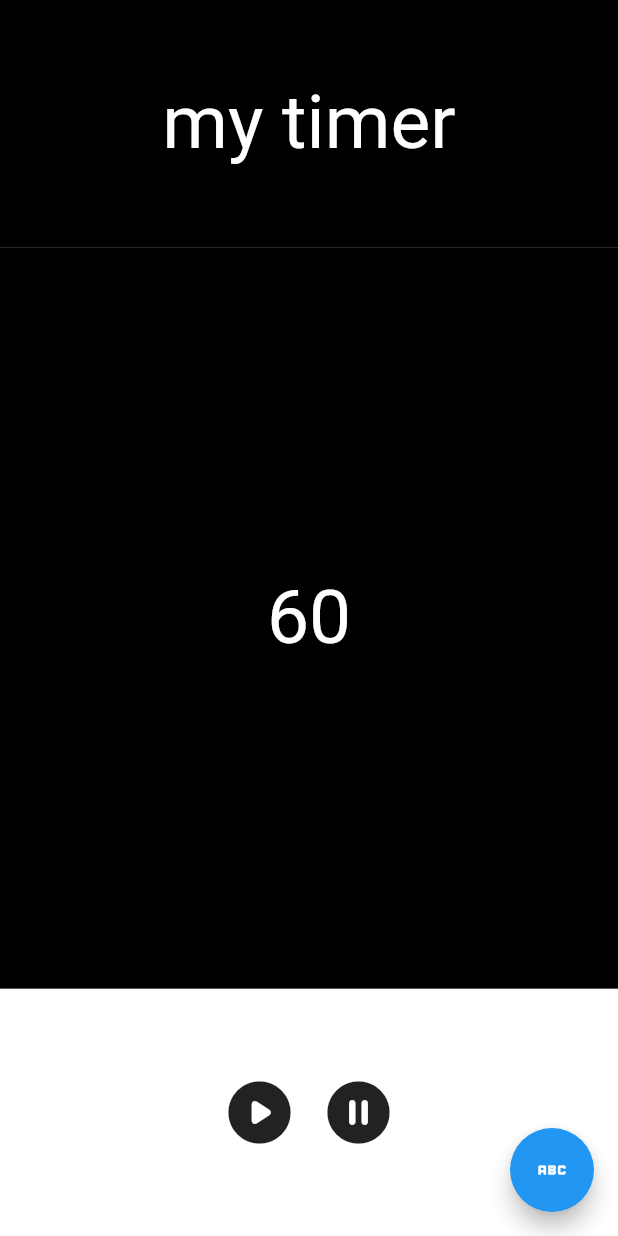
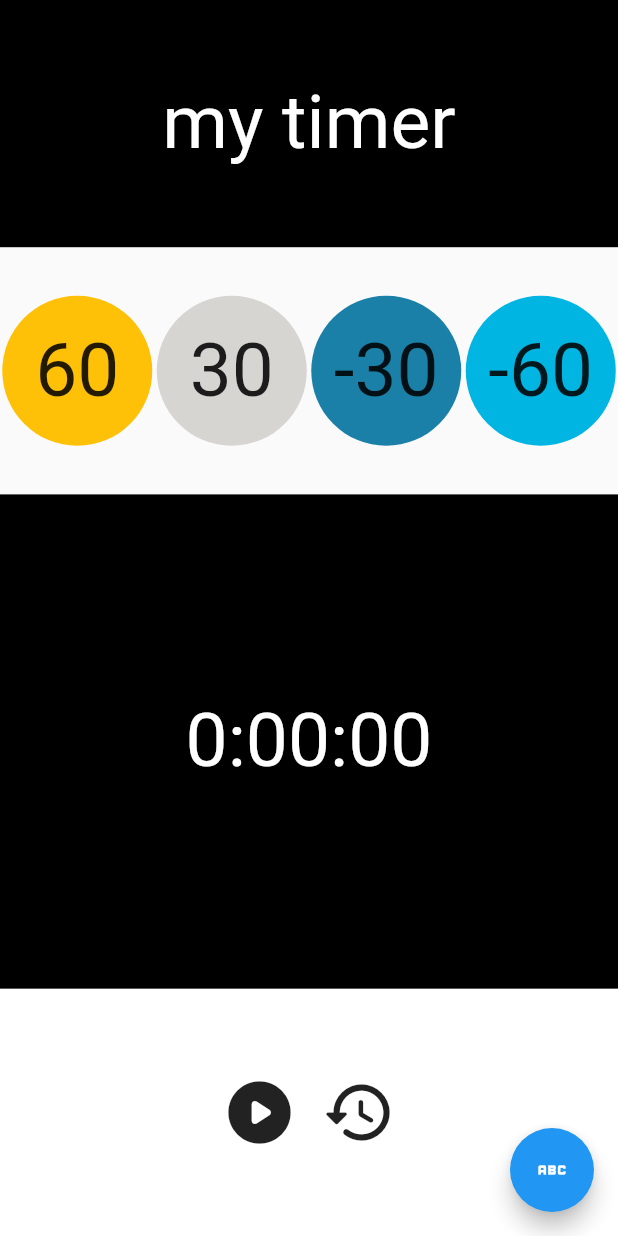
Before and after one commit to ohjingyu/flutter_application_timer, a Flutter app: the screen it shows after launch, on a phone screen of 412 x 824 dp. Run offline on Flutter 3.47's test engine with Material 2 defaults, Android fonts, the phone set to English and light mode, and no system bars.

Commit message:
timer add, Reset, Stop, change Button

```diff
--- a/lib/main.dart
+++ b/lib/main.dart
@@ -16,17 +16,57 @@ class MyApp extends StatefulWidget {
 class _MyAppState extends State<MyApp> {
   int times = 1 * 60; // 1min
   late Timer timer;
+  String timeView = '0:00:00';
+  bool isRunning = false;
+
   void timeStart() {
+    if (isRunning) {
+      // 돌고 있는가? => 시간을 멈춤, 상태 변경
+      timeStop();
+      setState(() {
+        isRunning = !isRunning;
+      });
+    } else {
+      // 안돌고 있음 => 돌아감, 변경
+      //1초마다 1씩 내려감.. 일정 간격 마다 수행
+      setState(() {
+        isRunning = !isRunning;
+      });
       timer = Timer.periodic(const Duration(seconds: 1), (timer) {
         setState(() {
+          timeView = Duration(seconds: times).toString().split('.').first;
           times--;
+          if (times < 0) {
+            timeStop();
+          }
         });
+      });
+    }
+
     //1초마다 1씩 내려감.. 일정 간격 마다 수행
-    });
   }
 
   void timeStop() {
     timer.cancel();
+  }
+
+  void timeReset() {
+    // 초기 시간으로 설정
+    // 상태를 변경 false
+    setState(() {
+      timeStop();
+      times = 60;
+      isRunning = false;
+      timeView = Duration(seconds: times).toString().split('.').first;
+    });
+  }
+
+  void addTime(int sec) {
+    times = times + sec;
+    times = times < 0 ? 0 : times;
+    setState(() {
+      timeView = Duration(seconds: times).toString().split('.').first;
+    });
   }
 
   @override
@@ -52,14 +92,35 @@ class _MyAppState extends State<MyApp> {
                   ),
                 )),
             Flexible(
-              flex: 3,
+                flex: 1,
+                child: SizedBox(
+                  width: double.infinity,
+                  height: double.infinity,
+                  child: Row(
+                    mainAxisAlignment: MainAxisAlignment.spaceAround,
+                    children: [
+                      timeButton(sec: 60, color: Colors.amber),
+                      timeButton(
+                          sec: 30,
+                          color: const Color.fromARGB(255, 214, 213, 209)),
+                      timeButton(
+                          sec: -30,
+                          color: const Color.fromARGB(255, 26, 128, 168)),
+                      timeButton(
+                          sec: -60,
+                          color: const Color.fromARGB(255, 0, 181, 226)),
+                    ],
+                  ),
+                )),
+            Flexible(
+              flex: 2,
               child: Container(
                 width: double.infinity,
                 height: double.infinity,
                 color: Colors.black,
                 child: Center(
                   child: Text(
-                    '$times',
+                    timeView,
                     style: const TextStyle(color: Colors.white, fontSize: 50),
                   ),
                 ),
@@ -75,14 +136,20 @@ class _MyAppState extends State<MyApp> {
                   child: Row(
                     mainAxisAlignment: MainAxisAlignment.center,
                     children: [
+                      if (isRunning)
+                        IconButton(
+                            iconSize: 50,
+                            onPressed: timeStart,
+                            icon: const Icon(Icons.pause_circle_rounded))
+                      else
                         IconButton(
                             iconSize: 50,
                             onPressed: timeStart,
                             icon: const Icon(Icons.play_circle_rounded)),
                       IconButton(
                           iconSize: 50,
-                          onPressed: timeStop,
-                          icon: const Icon(Icons.pause_circle_rounded)),
+                          onPressed: timeReset,
+                          icon: const Icon(Icons.restore_rounded))
                     ],
                   ),
                 ),
@@ -93,4 +160,26 @@ class _MyAppState extends State<MyApp> {
       ),
     );
   }
+
+  GestureDetector timeButton({
+    required int sec,
+    required Color color,
+  }) {
+    return GestureDetector(
+      onTap: () => addTime(sec),
+      child: Container(
+        width: 100,
+        height: 100,
+        decoration: BoxDecoration(
+          shape: BoxShape.circle,
+          color: color,
+        ),
+        child: Center(
+            child: Text(
+          '$sec',
+          style: const TextStyle(fontSize: 50),
+        )),
+      ),
+    );
   }
+}
```
Lines whose indentation alone changed are shown as unchanged.
